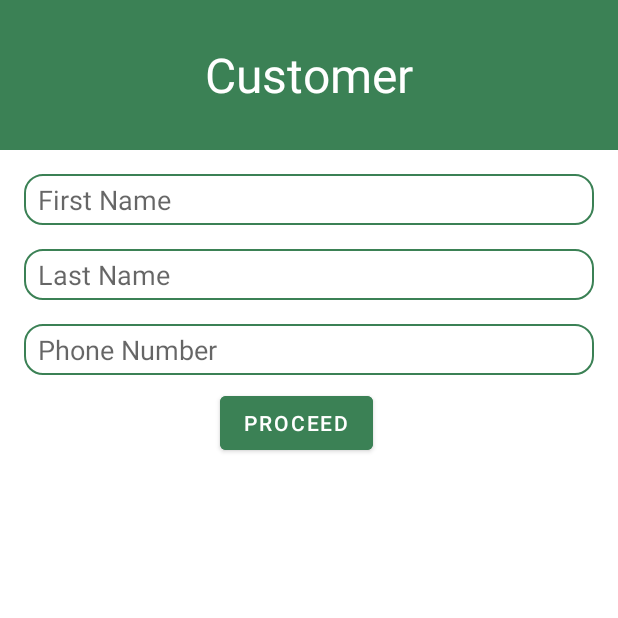
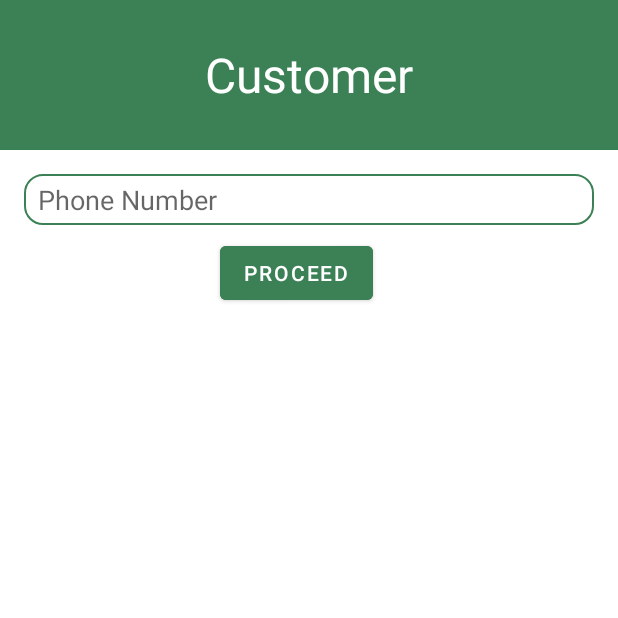
Before and after one commit to piyushdahiya1218/Customer, an Android app: the screen it shows after launch (PhoneNumberActivity), on a phone screen of 412 x 824 dp, the top half of it. Run offline under Robolectric (Android 15) with nearby library versions, the phone set to English and light mode, and no system bars.

Commit message:
Removed name fields

```diff
--- a/app/src/main/res/layout/activity_phone_number.xml
+++ b/app/src/main/res/layout/activity_phone_number.xml
@@ -11,27 +11,6 @@
 
     <include layout="@layout/appbar" />
 
-    <EditText
-        android:id="@+id/firstName"
-        android:layout_width="match_parent"
-        android:layout_height="34dp"
-        android:layout_marginStart="16dp"
-        android:layout_marginTop="16dp"
-        android:layout_marginEnd="16dp"
-        android:background="@drawable/edit_text_border"
-        android:hint="  First Name"
-        android:inputType="text" />
-
-    <EditText
-        android:id="@+id/lastName"
-        android:layout_width="match_parent"
-        android:layout_height="34dp"
-        android:layout_marginStart="16dp"
-        android:layout_marginTop="16dp"
-        android:layout_marginEnd="16dp"
-        android:background="@drawable/edit_text_border"
-        android:hint="  Last Name"
-        android:inputType="text" />
 
     <EditText
         android:id="@+id/phonenumber"
```
